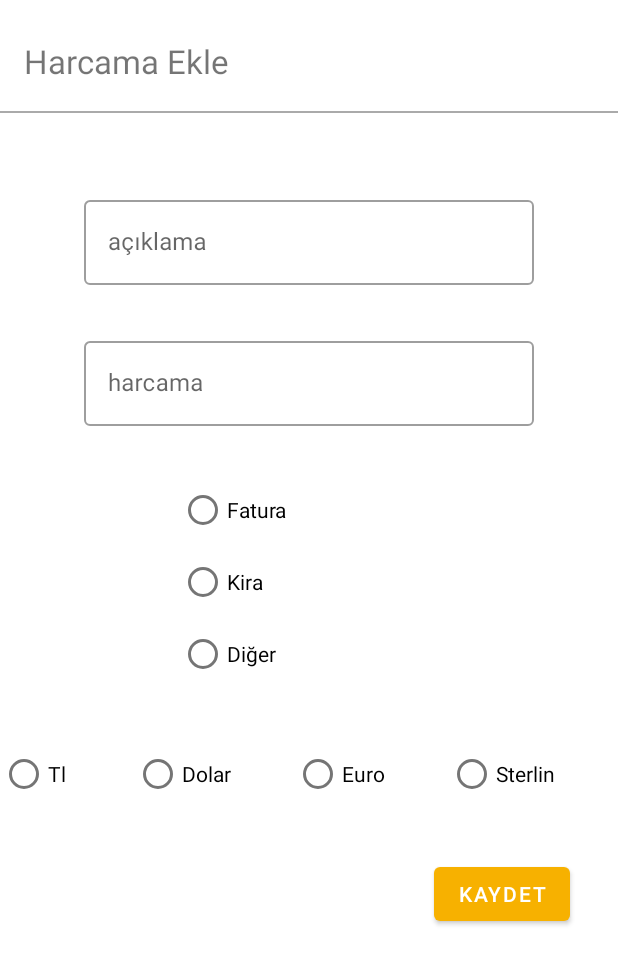
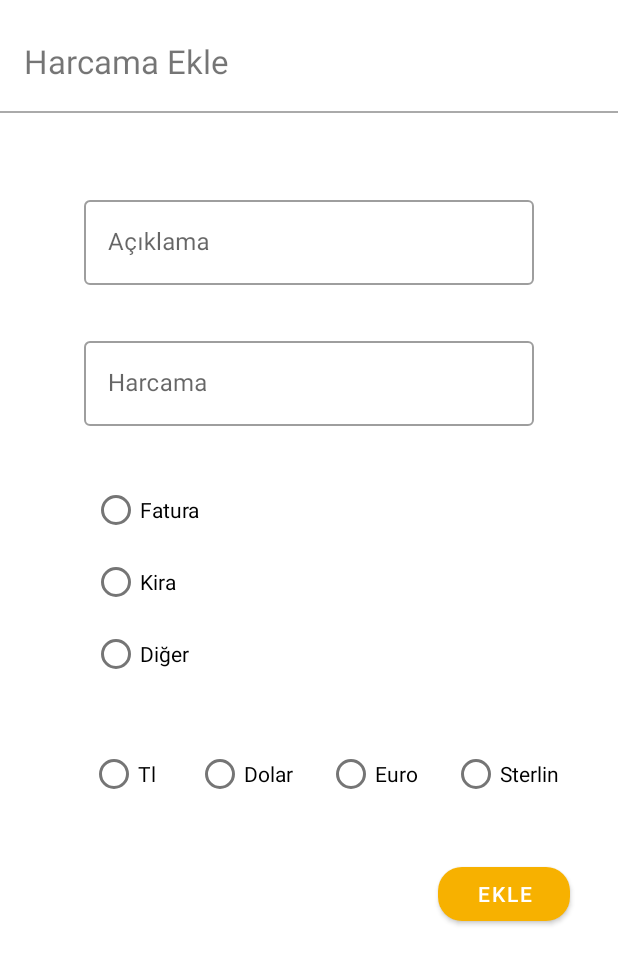
Before and after one commit to Despance/HarcamaTakipApp, an Android app: the AddFragment screen opened through its navigation route, on a phone screen of 412 x 824 dp. Shown: the top 964 px of the screen. Run offline under Robolectric (Android 15) with nearby library versions, the phone set to English and light mode, and no system bars; network calls fail; 1 statement that could not run was skipped.

Commit message:
Bug fixes

```diff
--- a/app/src/main/java/com/despance/harcamatakipapp/fragments/MainFragment.kt
+++ b/app/src/main/java/com/despance/harcamatakipapp/fragments/MainFragment.kt
@@ -63,7 +63,6 @@ class MainFragment : Fragment() {
         binding.recyclerView.layoutManager = LinearLayoutManager(requireContext())
         binding.recyclerView.adapter= adapter
 
-        viewModel.selectedCurrency =1
 
 
         colorChange(viewModel.selectedCurrency)
@@ -205,6 +204,7 @@ class MainFragment : Fragment() {
     override fun onDestroyView() {
         super.onDestroyView()
         _binding = null
+        this.arguments?.clear();
     }
 
     private fun loadNameData(){
--- a/app/src/main/res/layout/fragment_add.xml
+++ b/app/src/main/res/layout/fragment_add.xml
@@ -74,7 +74,7 @@
         android:layout_height="wrap_content"
         android:layout_marginTop="32dp"
         app:layout_constraintEnd_toEndOf="parent"
-        app:layout_constraintHorizontal_bias="0.35"
+        app:layout_constraintHorizontal_bias="0.18"
         app:layout_constraintStart_toStartOf="parent"
         app:layout_constraintTop_toBottomOf="@+id/valueEditTextView">
 
@@ -103,6 +103,8 @@
         android:layout_width="match_parent"
         android:layout_height="wrap_content"
         android:layout_marginTop="32dp"
+        android:layout_marginEnd="16dp"
+        android:layout_marginStart="60dp"
         android:gravity="center"
         android:orientation="horizontal"
         app:layout_constraintEnd_toEndOf="parent"
@@ -138,13 +140,14 @@
             android:text="@string/pound" />
     </RadioGroup>
 
-    <Button
+    <com.google.android.material.button.MaterialButton
+        app:cornerRadius="16dp"
         android:id="@+id/button"
         android:layout_width="wrap_content"
         android:layout_height="wrap_content"
         android:layout_marginTop="32dp"
         android:layout_marginEnd="32dp"
-        android:text="@string/save"
+        android:text="@string/add"
         android:textColor="@color/white"
         app:layout_constraintEnd_toEndOf="parent"
         app:layout_constraintTop_toBottomOf="@+id/currencyRadioGroup" />
--- a/app/src/main/res/values/strings.xml
+++ b/app/src/main/res/values/strings.xml
@@ -2,8 +2,8 @@
     <string name="app_name">HarcamaTakipApp</string>
     <string name="hello_blank_fragment">Hello blank fragment</string>
     <string name="delete">sil</string>
-    <string name="description">açıklama</string>
-    <string name="expenseValue">harcama</string>
+    <string name="description">Açıklama</string>
+    <string name="expenseValue">Harcama</string>
     <string name="bill">Fatura</string>
     <string name="rent">Kira</string>
     <string name="other">Diğer</string>
@@ -16,7 +16,7 @@
     <string name="add_expense">Harcama Ekle</string>
     <string name="next">İleri</string>
     <string name="screen1_desc">Artık karışıklığa son!</string>
-    <string name="screen1_title">Karşınızda harcama takip uygulaması</string>
+    <string name="screen1_title">Karşınızda Harcama Takip Uygulaması</string>
     <string name="hello">Merhaba</string>
     <string name="your_total">Harcamanız</string>
     <string name="add">Ekle</string>
```
Also changed, not shown: app/src/main/java/com/despance/harcamatakipapp/expense/ExpenseRecyclerAdapter.kt (+11 -6 lines).
